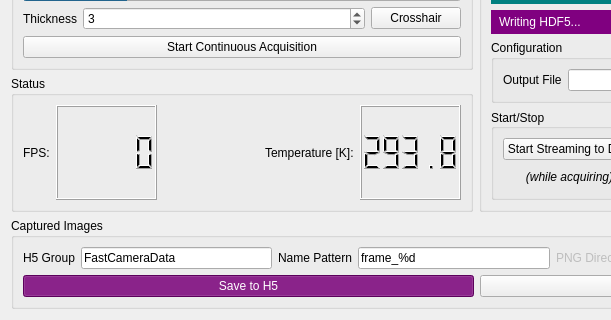
First picture: the form in nplab/instrument/camera/fastcamera/resources/fcgui.ui, repository wdeacon/PyOpenLab, before the edit; both pictures show x 0 to 611 and y 563 to 883 of the 953 by 883 pixel window.
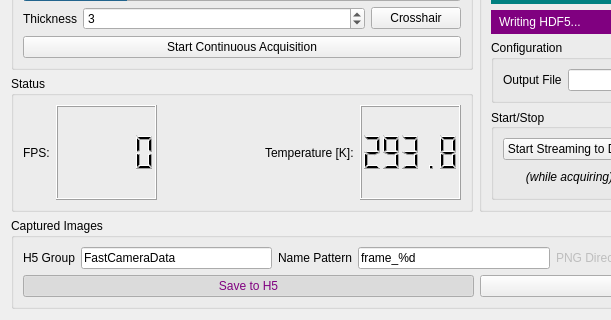
Second picture: the form after the edit.

```diff
--- a/nplab/instrument/camera/fastcamera/resources/fcgui.ui
+++ b/nplab/instrument/camera/fastcamera/resources/fcgui.ui
@@ -602,7 +602,7 @@
         <item>
          <widget class="QPushButton" name="h5SaveButton">
           <property name="styleSheet">
-           <string notr="true">background: purple; color: white;</string>
+           <string notr="true">color: purple;</string>
           </property>
           <property name="text">
            <string>Save to H5</string>
```
